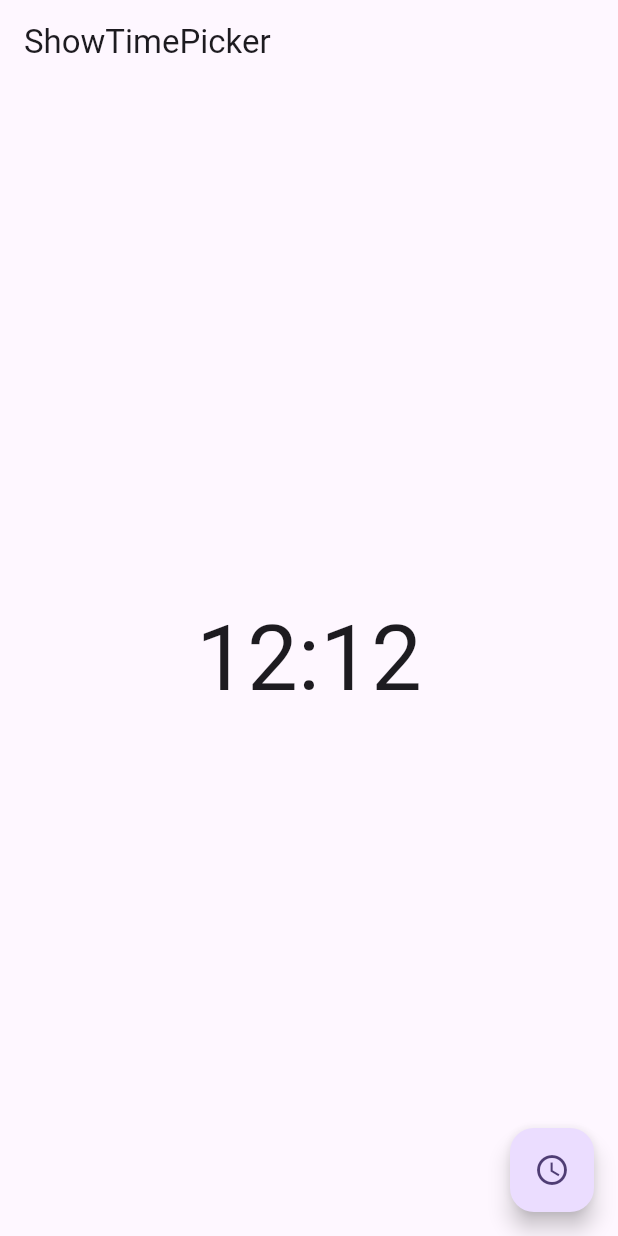
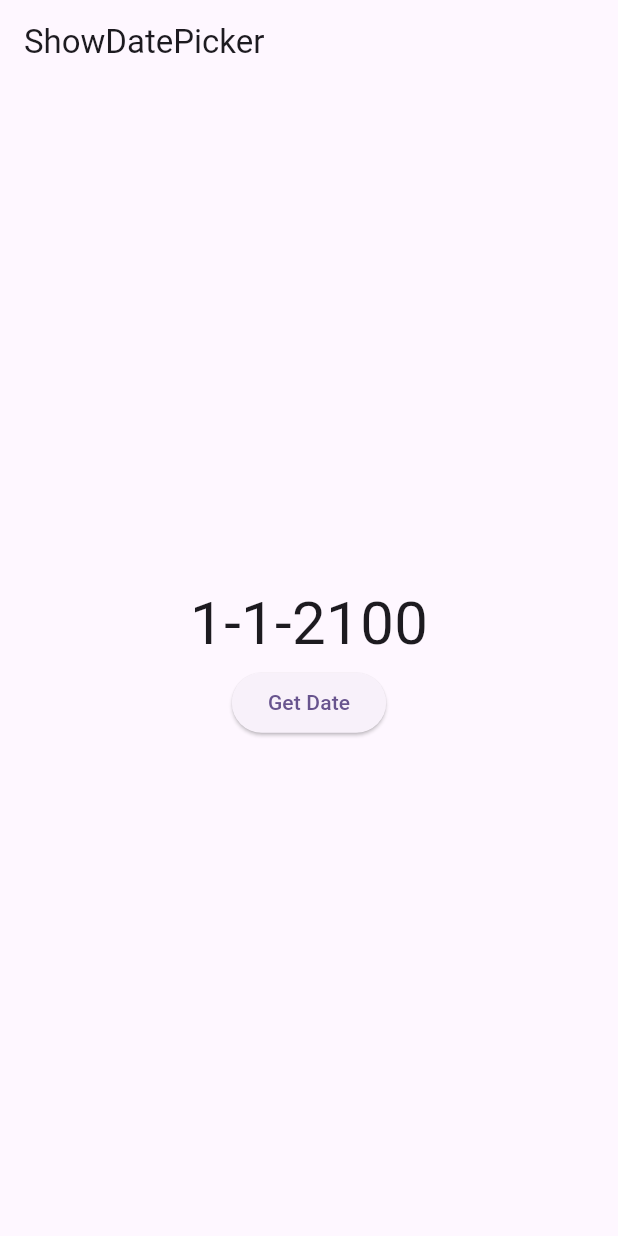
Before and after one commit to KRFLUTTERUG/wiki-flutter-widget, a Flutter app: the screen it shows after launch, on a phone screen of 412 x 824 dp. Run offline on Flutter 3.47's test engine with Material 3 defaults, Android fonts, the phone set to English and light mode, and no system bars; our stand-ins replace fl_chart, gap.

Commit message:
feat : show date picker

```diff
--- a/lib/main.dart
+++ b/lib/main.dart
@@ -5,6 +5,7 @@ import 'package:wiki_flutter_examples/widget/20210123/choicechip.dart';
 import 'package:wiki_flutter_examples/widget/20210123/expansiontile.dart';
 import 'package:wiki_flutter_examples/widget/20210123/fittedbox.dart';
 import 'package:wiki_flutter_examples/widget/20210123/hero.dart';
+import 'package:wiki_flutter_examples/widget/20210123/showdatepicker.dart';
 import 'package:wiki_flutter_examples/widget/20210123/showsearch.dart';
 import 'package:wiki_flutter_examples/widget/20210123/showtimepicker.dart';
 import 'package:wiki_flutter_examples/widget/20210123/sliverappbar.dart';
@@ -30,6 +31,6 @@ class MyApp extends StatelessWidget {
           colorScheme: ColorScheme.fromSeed(seedColor: Colors.deepPurple),
           useMaterial3: true,
         ),
-        home: const MyShowTimePicker());
+        home: const MyShowDatePicker());
   }
 }
--- /dev/null
+++ b/lib/widget/20210123/showdatepicker.dart
@@ -0,0 +1,41 @@
+import 'package:flutter/material.dart';
+
+class MyShowDatePicker extends StatefulWidget {
+  const MyShowDatePicker({super.key});
+
+  @override
+  State<MyShowDatePicker> createState() => _MyShowDatePickerState();
+}
+
+class _MyShowDatePickerState extends State<MyShowDatePicker> {
+  DateTime _datetime = DateTime(2100);
+  @override
+  Widget build(BuildContext context) {
+    return Scaffold(
+      appBar: AppBar(
+        title: const Text('ShowDatePicker'),
+      ),
+      body: Center(
+        child: Column(
+          mainAxisSize: MainAxisSize.min,
+          children: [
+            Text('${_datetime.day}-${_datetime.month}-${_datetime.year}',
+            style: const TextStyle(fontSize: 40),),
+            ElevatedButton(onPressed: () async {
+              DateTime? _newDate = await showDatePicker(
+                  context: context,
+                  initialDate: _datetime,
+                  firstDate: DateTime(1800),
+                  lastDate: DateTime(3000));
+              if (_newDate != null){
+                setState(() {
+                  _datetime = _newDate;
+                });
+              }
+            }, child: const Text('Get Date'))
+          ],
+        ),
+      ),
+    );
+  }
+}
```
Also changed, not shown: 1 other file.
